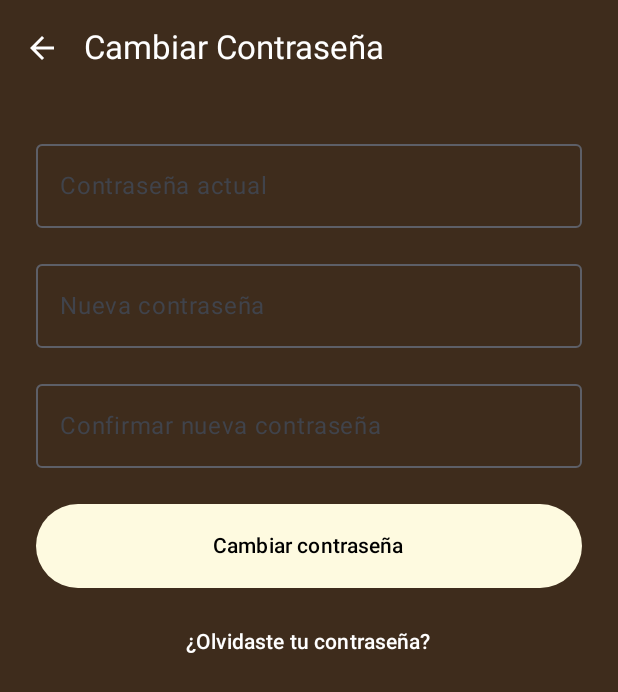
After one commit to agusclap/ManosLocales, an Android app built with Jetpack Compose: the ChangePasswordScreen screen opened through its navigation route, on a phone screen of 412 x 824 dp. The commit adds this screen. Shown: the top 692 px of the screen. Run offline under Robolectric (Android 15) with nearby library versions, the phone set to English and light mode, and no system bars; our stand-ins replace Firebase (no records; nobody signed in at launch, a user with empty details on screens opened directly); libraries missing offline, so code that uses them is left out: com.cloudinary.android.

Commit message:
change password agregado

```diff
--- a/app/src/main/java/com/undef/manoslocales/ui/navigation/NavGraph.kt
+++ b/app/src/main/java/com/undef/manoslocales/ui/navigation/NavGraph.kt
@@ -23,6 +23,7 @@ import com.undef.manoslocales.ui.proveedor.EditProductScreen
 import com.undef.manoslocales.ui.proveedor.MisProductosScreen
 import com.undef.manoslocales.ui.proveedor.ProveedorDetalleScreen
 import com.undef.manoslocales.ui.proveedor.ProveedoresScreen
+import com.undef.manoslocales.ui.screens.ChangePasswordScreen
 import com.undef.manoslocales.ui.screens.EditProfileScreen
 import com.undef.manoslocales.ui.screens.FavoritosScreen
 import com.undef.manoslocales.ui.screens.HomeScreen
@@ -89,6 +90,14 @@ fun AppNavGraph(navController: NavHostController) {
             )
         }
 
+        composable("changePassword") {
+            ChangePasswordScreen(
+                navController = navController,
+                userViewModel = userViewModel
+            )
+        }
+
+
         composable("productoDetalle/{productId}/{providerId}") { backStack ->
             val pid = backStack.arguments?.getString("productId") ?: ""
             val provId = backStack.arguments?.getString("providerId") ?: ""
--- a/app/src/main/java/com/undef/manoslocales/ui/proveedor/ProveedorDetalleScreen.kt
+++ b/app/src/main/java/com/undef/manoslocales/ui/proveedor/ProveedorDetalleScreen.kt
@@ -51,7 +51,7 @@ fun ProveedorDetalleScreen(
     }
 
     LaunchedEffect(providerId) {
-        viewModel.getUserByEmail(providerId) { proveedor = it }
+        viewModel.getUserById(providerId) { proveedor = it }
         viewModel.getProductsByProvider(providerId) {
             productosProv = it
             isLoading = false
--- /dev/null
+++ b/app/src/main/java/com/undef/manoslocales/ui/screens/ChangePasswordScreen.kt
@@ -0,0 +1,150 @@
+package com.undef.manoslocales.ui.screens
+
+
+import androidx.compose.foundation.background
+import androidx.compose.foundation.layout.*
+import androidx.compose.foundation.rememberScrollState
+import androidx.compose.foundation.shape.RoundedCornerShape
+import androidx.compose.foundation.verticalScroll
+import androidx.compose.material.icons.Icons
+import androidx.compose.material.icons.automirrored.filled.ArrowBack
+import androidx.compose.material.icons.filled.ArrowBack
+import androidx.compose.material3.*
+import androidx.compose.runtime.*
+import androidx.compose.ui.Alignment
+import androidx.compose.ui.Modifier
+import androidx.compose.ui.graphics.Color
+import androidx.compose.ui.text.input.PasswordVisualTransformation
+import androidx.compose.ui.text.input.TextFieldValue
+import androidx.compose.ui.unit.dp
+import androidx.navigation.NavHostController
+import com.undef.manoslocales.ui.database.User
+import com.undef.manoslocales.ui.database.UserViewModel
+
+
+@OptIn(ExperimentalMaterial3Api::class)
+@Composable
+fun ChangePasswordScreen(
+    navController: NavHostController,
+    userViewModel: UserViewModel
+) {
+    var currentPassword by remember { mutableStateOf("") }
+    var newPassword by remember { mutableStateOf("") }
+    var confirmPassword by remember { mutableStateOf("") }
+    var errorMessage by remember { mutableStateOf<String?>(null) }
+    var successMessage by remember { mutableStateOf<String?>(null) }
+    var isLoading by remember { mutableStateOf(false) }
+
+    Scaffold(
+        containerColor = Color(0xff3E2C1C),
+        topBar = {
+            TopAppBar(
+                title = { Text("Cambiar Contraseña", color = Color.White) },
+                navigationIcon = {
+                    IconButton(onClick = { navController.popBackStack() }) {
+                        Icon(Icons.Default.ArrowBack, contentDescription = "Volver", tint = Color.White)
+                    }
+                },
+                colors = TopAppBarDefaults.topAppBarColors(containerColor = Color(0xFF3E2C1C))
+            )
+        }
+    ) { padding ->
+        Column(
+            modifier = Modifier
+                .padding(padding)
+                .padding(24.dp)
+                .fillMaxSize()
+                .verticalScroll(rememberScrollState()),
+            horizontalAlignment = Alignment.CenterHorizontally
+        ) {
+            OutlinedTextField(
+                value = currentPassword,
+                onValueChange = { currentPassword = it },
+                label = { Text("Contraseña actual") },
+                modifier = Modifier.fillMaxWidth(),
+                visualTransformation = PasswordVisualTransformation(),
+                singleLine = true
+            )
+
+            Spacer(modifier = Modifier.height(16.dp))
+
+            OutlinedTextField(
+                value = newPassword,
+                onValueChange = { newPassword = it },
+                label = { Text("Nueva contraseña") },
+                modifier = Modifier.fillMaxWidth(),
+                visualTransformation = PasswordVisualTransformation(),
+                singleLine = true
+            )
+
+            Spacer(modifier = Modifier.height(16.dp))
+
+            OutlinedTextField(
+                value = confirmPassword,
+                onValueChange = { confirmPassword = it },
+                label = { Text("Confirmar nueva contraseña") },
+                modifier = Modifier.fillMaxWidth(),
+                visualTransformation = PasswordVisualTransformation(),
+                singleLine = true
+            )
+
+            Spacer(modifier = Modifier.height(24.dp))
+
+            if (errorMessage != null) {
+                Text(errorMessage ?: "", color = Color.Red)
+                Spacer(modifier = Modifier.height(8.dp))
+            }
+
+            if (successMessage != null) {
+                Text(successMessage ?: "", color = Color.Green)
+                Spacer(modifier = Modifier.height(8.dp))
+            }
+
+            Button(
+                onClick = {
+                    errorMessage = null
+                    successMessage = null
+
+                    when {
+                        currentPassword.isBlank() || newPassword.isBlank() || confirmPassword.isBlank() ->
+                            errorMessage = "Todos los campos son obligatorios"
+                        newPassword != confirmPassword ->
+                            errorMessage = "Las nuevas contraseñas no coinciden"
+                        else -> {
+                            isLoading = true
+                            userViewModel.changePassword(currentPassword, newPassword) { success, error ->
+                                isLoading = false
+                                if (success) {
+                                    successMessage = "Contraseña actualizada con éxito"
+                                    currentPassword = ""
+                                    newPassword = ""
+                                    confirmPassword = ""
+                                } else {
+                                    errorMessage = error ?: "Error desconocido"
+                                }
+                            }
+                        }
+                    }
+                },
+                modifier = Modifier
+                    .fillMaxWidth()
+                    .height(56.dp),
+                colors = ButtonDefaults.buttonColors(containerColor = Color(0xffFEFAE0))
+            ) {
+                if (isLoading) {
+                    CircularProgressIndicator(modifier = Modifier.size(20.dp), color = Color.Black)
+                } else {
+                    Text("Cambiar contraseña", color = Color.Black)
+                }
+            }
+
+            Spacer(modifier = Modifier.height(12.dp))
+
+            TextButton(onClick = {
+                navController.navigate("forgotpassword")
+            }) {
+                Text("¿Olvidaste tu contraseña?", color = Color.White)
+            }
+        }
+    }
+}
```
Also changed, not shown: app/src/main/java/com/undef/manoslocales/ui/database/UserViewModel.kt (+53 -0 lines), app/src/main/java/com/undef/manoslocales/ui/producto/ProductosDetalleScreen.kt (+61 -11 lines), app/src/main/java/com/undef/manoslocales/ui/screens/ProfileScreen.kt (+7 -7 lines).
